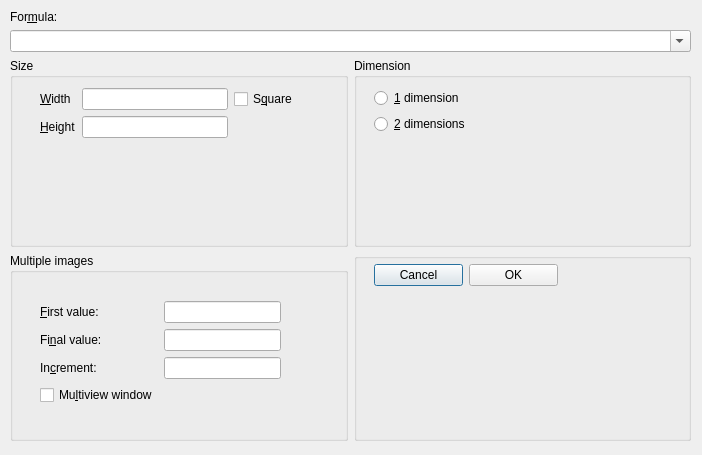
Above: cpp/ui/formula_dialog.ui from magister-ludi/eigenbroetler before the change. Below: the same form after it.
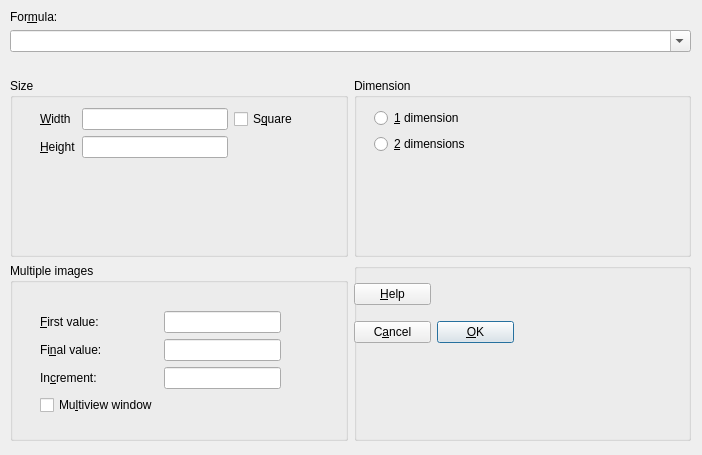
That is the form after the change.

```diff
--- a/cpp/ui/formula_dialog.ui
+++ b/cpp/ui/formula_dialog.ui
@@ -52,6 +52,22 @@
       </property>
      </widget>
     </item>
+    <item>
+     <widget class="QLabel" name="errorLabel">
+      <property name="sizePolicy">
+       <sizepolicy hsizetype="Preferred" vsizetype="Fixed">
+        <horstretch>0</horstretch>
+        <verstretch>0</verstretch>
+       </sizepolicy>
+      </property>
+      <property name="text">
+       <string/>
+      </property>
+      <property name="buddy">
+       <cstring>formulaComboBox</cstring>
+      </property>
+     </widget>
+    </item>
     <item>
      <layout class="QGridLayout" name="mainGridLayout" rowminimumheight="0,0" columnminimumwidth="0,0">
       <item row="0" column="0">
@@ -269,24 +285,41 @@
         <widget class="QWidget" name="layoutWidget">
          <property name="geometry">
           <rect>
-           <x>20</x>
+           <x>0</x>
            <y>10</y>
-           <width>184</width>
-           <height>25</height>
+           <width>160</width>
+           <height>80</height>
           </rect>
          </property>
-         <layout class="QHBoxLayout" name="buttonHorizontalLayout">
-          <item>
+         <layout class="QGridLayout" name="buttonGridLayout">
+          <item row="0" column="0">
+           <widget class="QPushButton" name="helpButton">
+            <property name="text">
+             <string>&amp;Help</string>
+            </property>
+           </widget>
+          </item>
+          <item row="0" column="1">
+           <widget class="QLabel" name="emptyLabel">
+            <property name="text">
+             <string/>
+            </property>
+           </widget>
+          </item>
+          <item row="1" column="0">
            <widget class="QPushButton" name="cancelButton">
             <property name="text">
-             <string>Cancel</string>
+             <string>C&amp;ancel</string>
             </property>
            </widget>
           </item>
-          <item>
+          <item row="1" column="1">
            <widget class="QPushButton" name="okButton">
             <property name="text">
-             <string>OK</string>
+             <string>&amp;OK</string>
+            </property>
+            <property name="default">
+             <bool>true</bool>
             </property>
            </widget>
           </item>
```
Left out of the diff: 2 changed lines with no effect on the pictures.
